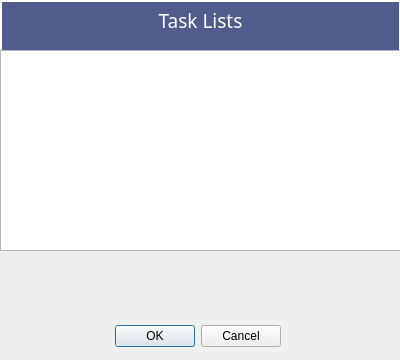
The window that QtToDo/QtToDo/frmlists.ui (SpoodyGoon/GoonTools) describes before a commit, drawn with Qt 5.
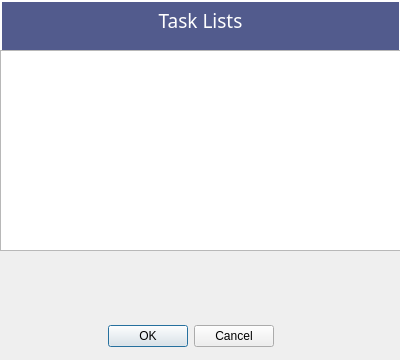
The same window after the commit.

What changed in the file:
```diff
--- a/QtToDo/QtToDo/frmlists.ui
+++ b/QtToDo/QtToDo/frmlists.ui
@@ -28,6 +28,9 @@
    <property name="standardButtons">
     <set>QDialogButtonBox::Cancel|QDialogButtonBox::Ok</set>
    </property>
+   <property name="centerButtons">
+    <bool>true</bool>
+   </property>
   </widget>
   <widget class="QWidget" name="verticalLayoutWidget">
    <property name="geometry">
```
